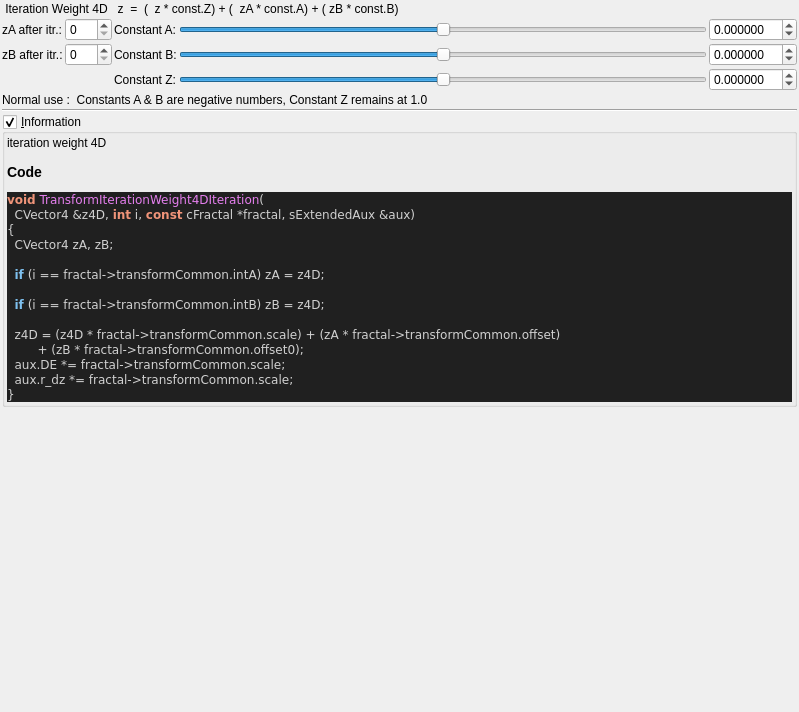
First picture: the form in mandelbulber2/qt_data/fractal_transf_iteration_weight_4D.ui, repository buddhi1980/mandelbulber2, before the edit.
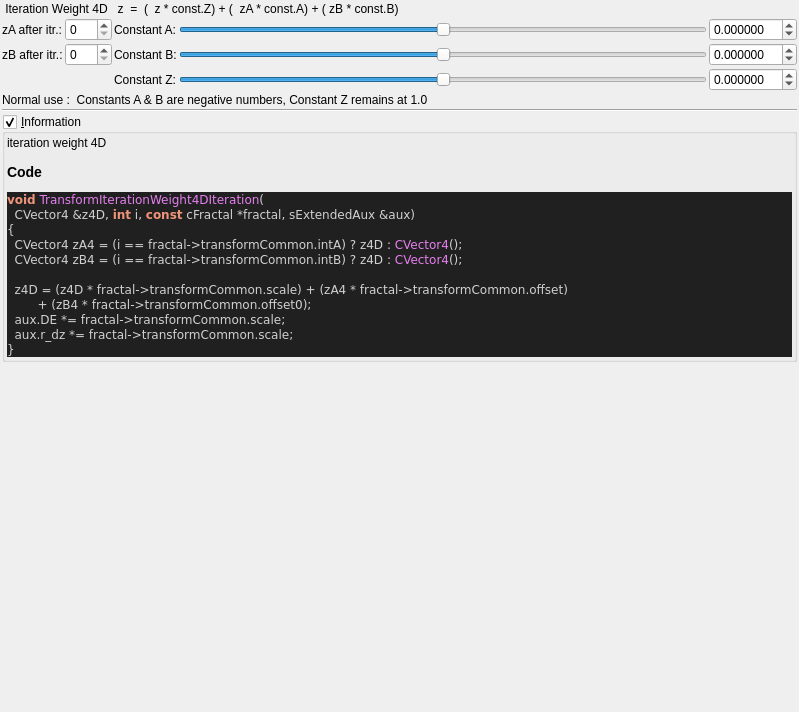
Second picture: the form after the edit. Custom widgets are drawn as their Qt base class.

```diff
--- a/mandelbulber2/qt_data/fractal_transf_iteration_weight_4D.ui
+++ b/mandelbulber2/qt_data/fractal_transf_iteration_weight_4D.ui
@@ -311,14 +311,11 @@
 &lt;pre style=&quot;color:#d0d0d0; background-color:#202020;  font-family:'Courier New',monospace;&quot;&gt;&lt;span style=&quot;color:#f09479; font-weight:bold&quot;&gt;void&lt;/span&gt; &lt;span style=&quot;color:#e47eed&quot;&gt;TransformIterationWeight4DIteration&lt;/span&gt;&lt;span style=&quot;color:#d0d0d0&quot;&gt;(&lt;/span&gt;
   CVector4 &lt;span style=&quot;color:#d0d0d0&quot;&gt;&amp;amp;&lt;/span&gt;z4D&lt;span style=&quot;color:#d0d0d0&quot;&gt;,&lt;/span&gt; &lt;span style=&quot;color:#f09479; font-weight:bold&quot;&gt;int&lt;/span&gt; i&lt;span style=&quot;color:#d0d0d0&quot;&gt;,&lt;/span&gt; &lt;span style=&quot;color:#f09479; font-weight:bold&quot;&gt;const&lt;/span&gt; cFractal &lt;span style=&quot;color:#d0d0d0&quot;&gt;*&lt;/span&gt;fractal&lt;span style=&quot;color:#d0d0d0&quot;&gt;,&lt;/span&gt; sExtendedAux &lt;span style=&quot;color:#d0d0d0&quot;&gt;&amp;amp;&lt;/span&gt;aux&lt;span style=&quot;color:#d0d0d0&quot;&gt;)&lt;/span&gt;
 &lt;span style=&quot;color:#d0d0d0&quot;&gt;{&lt;/span&gt;
-  CVector4 zA&lt;span style=&quot;color:#d0d0d0&quot;&gt;,&lt;/span&gt; zB&lt;span style=&quot;color:#d0d0d0&quot;&gt;;&lt;/span&gt;
+  CVector4 zA4 &lt;span style=&quot;color:#d0d0d0&quot;&gt;= (&lt;/span&gt;i &lt;span style=&quot;color:#d0d0d0&quot;&gt;==&lt;/span&gt; fractal&lt;span style=&quot;color:#d0d0d0&quot;&gt;-&amp;gt;&lt;/span&gt;transformCommon&lt;span style=&quot;color:#d0d0d0&quot;&gt;.&lt;/span&gt;intA&lt;span style=&quot;color:#d0d0d0&quot;&gt;)&lt;/span&gt; ? z4D &lt;span style=&quot;color:#d0d0d0&quot;&gt;:&lt;/span&gt; &lt;span style=&quot;color:#e47eed&quot;&gt;CVector4&lt;/span&gt;&lt;span style=&quot;color:#d0d0d0&quot;&gt;();&lt;/span&gt;
+  CVector4 zB4 &lt;span style=&quot;color:#d0d0d0&quot;&gt;= (&lt;/span&gt;i &lt;span style=&quot;color:#d0d0d0&quot;&gt;==&lt;/span&gt; fractal&lt;span style=&quot;color:#d0d0d0&quot;&gt;-&amp;gt;&lt;/span&gt;transformCommon&lt;span style=&quot;color:#d0d0d0&quot;&gt;.&lt;/span&gt;intB&lt;span style=&quot;color:#d0d0d0&quot;&gt;)&lt;/span&gt; ? z4D &lt;span style=&quot;color:#d0d0d0&quot;&gt;:&lt;/span&gt; &lt;span style=&quot;color:#e47eed&quot;&gt;CVector4&lt;/span&gt;&lt;span style=&quot;color:#d0d0d0&quot;&gt;();&lt;/span&gt;
 
-  &lt;span style=&quot;color:#7ec0ee; font-weight:bold&quot;&gt;if&lt;/span&gt; &lt;span style=&quot;color:#d0d0d0&quot;&gt;(&lt;/span&gt;i &lt;span style=&quot;color:#d0d0d0&quot;&gt;==&lt;/span&gt; fractal&lt;span style=&quot;color:#d0d0d0&quot;&gt;-&amp;gt;&lt;/span&gt;transformCommon&lt;span style=&quot;color:#d0d0d0&quot;&gt;.&lt;/span&gt;intA&lt;span style=&quot;color:#d0d0d0&quot;&gt;)&lt;/span&gt; zA &lt;span style=&quot;color:#d0d0d0&quot;&gt;=&lt;/span&gt; z4D&lt;span style=&quot;color:#d0d0d0&quot;&gt;;&lt;/span&gt;
-
-  &lt;span style=&quot;color:#7ec0ee; font-weight:bold&quot;&gt;if&lt;/span&gt; &lt;span style=&quot;color:#d0d0d0&quot;&gt;(&lt;/span&gt;i &lt;span style=&quot;color:#d0d0d0&quot;&gt;==&lt;/span&gt; fractal&lt;span style=&quot;color:#d0d0d0&quot;&gt;-&amp;gt;&lt;/span&gt;transformCommon&lt;span style=&quot;color:#d0d0d0&quot;&gt;.&lt;/span&gt;intB&lt;span style=&quot;color:#d0d0d0&quot;&gt;)&lt;/span&gt; zB &lt;span style=&quot;color:#d0d0d0&quot;&gt;=&lt;/span&gt; z4D&lt;span style=&quot;color:#d0d0d0&quot;&gt;;&lt;/span&gt;
-
-  z4D &lt;span style=&quot;color:#d0d0d0&quot;&gt;= (&lt;/span&gt;z4D &lt;span style=&quot;color:#d0d0d0&quot;&gt;*&lt;/span&gt; fractal&lt;span style=&quot;color:#d0d0d0&quot;&gt;-&amp;gt;&lt;/span&gt;transformCommon&lt;span style=&quot;color:#d0d0d0&quot;&gt;.&lt;/span&gt;scale&lt;span style=&quot;color:#d0d0d0&quot;&gt;) + (&lt;/span&gt;zA &lt;span style=&quot;color:#d0d0d0&quot;&gt;*&lt;/span&gt; fractal&lt;span style=&quot;color:#d0d0d0&quot;&gt;-&amp;gt;&lt;/span&gt;transformCommon&lt;span style=&quot;color:#d0d0d0&quot;&gt;.&lt;/span&gt;offset&lt;span style=&quot;color:#d0d0d0&quot;&gt;)&lt;/span&gt;
-        &lt;span style=&quot;color:#d0d0d0&quot;&gt;+ (&lt;/span&gt;zB &lt;span style=&quot;color:#d0d0d0&quot;&gt;*&lt;/span&gt; fractal&lt;span style=&quot;color:#d0d0d0&quot;&gt;-&amp;gt;&lt;/span&gt;transformCommon&lt;span style=&quot;color:#d0d0d0&quot;&gt;.&lt;/span&gt;offset0&lt;span style=&quot;color:#d0d0d0&quot;&gt;);&lt;/span&gt;
+  z4D &lt;span style=&quot;color:#d0d0d0&quot;&gt;= (&lt;/span&gt;z4D &lt;span style=&quot;color:#d0d0d0&quot;&gt;*&lt;/span&gt; fractal&lt;span style=&quot;color:#d0d0d0&quot;&gt;-&amp;gt;&lt;/span&gt;transformCommon&lt;span style=&quot;color:#d0d0d0&quot;&gt;.&lt;/span&gt;scale&lt;span style=&quot;color:#d0d0d0&quot;&gt;) + (&lt;/span&gt;zA4 &lt;span style=&quot;color:#d0d0d0&quot;&gt;*&lt;/span&gt; fractal&lt;span style=&quot;color:#d0d0d0&quot;&gt;-&amp;gt;&lt;/span&gt;transformCommon&lt;span style=&quot;color:#d0d0d0&quot;&gt;.&lt;/span&gt;offset&lt;span style=&quot;color:#d0d0d0&quot;&gt;)&lt;/span&gt;
+        &lt;span style=&quot;color:#d0d0d0&quot;&gt;+ (&lt;/span&gt;zB4 &lt;span style=&quot;color:#d0d0d0&quot;&gt;*&lt;/span&gt; fractal&lt;span style=&quot;color:#d0d0d0&quot;&gt;-&amp;gt;&lt;/span&gt;transformCommon&lt;span style=&quot;color:#d0d0d0&quot;&gt;.&lt;/span&gt;offset0&lt;span style=&quot;color:#d0d0d0&quot;&gt;);&lt;/span&gt;
   aux&lt;span style=&quot;color:#d0d0d0&quot;&gt;.&lt;/span&gt;DE &lt;span style=&quot;color:#d0d0d0&quot;&gt;*=&lt;/span&gt; fractal&lt;span style=&quot;color:#d0d0d0&quot;&gt;-&amp;gt;&lt;/span&gt;transformCommon&lt;span style=&quot;color:#d0d0d0&quot;&gt;.&lt;/span&gt;scale&lt;span style=&quot;color:#d0d0d0&quot;&gt;;&lt;/span&gt;
   aux&lt;span style=&quot;color:#d0d0d0&quot;&gt;.&lt;/span&gt;r_dz &lt;span style=&quot;color:#d0d0d0&quot;&gt;*=&lt;/span&gt; fractal&lt;span style=&quot;color:#d0d0d0&quot;&gt;-&amp;gt;&lt;/span&gt;transformCommon&lt;span style=&quot;color:#d0d0d0&quot;&gt;.&lt;/span&gt;scale&lt;span style=&quot;color:#d0d0d0&quot;&gt;;&lt;/span&gt;
 &lt;span style=&quot;color:#d0d0d0&quot;&gt;}&lt;/span&gt;
```
